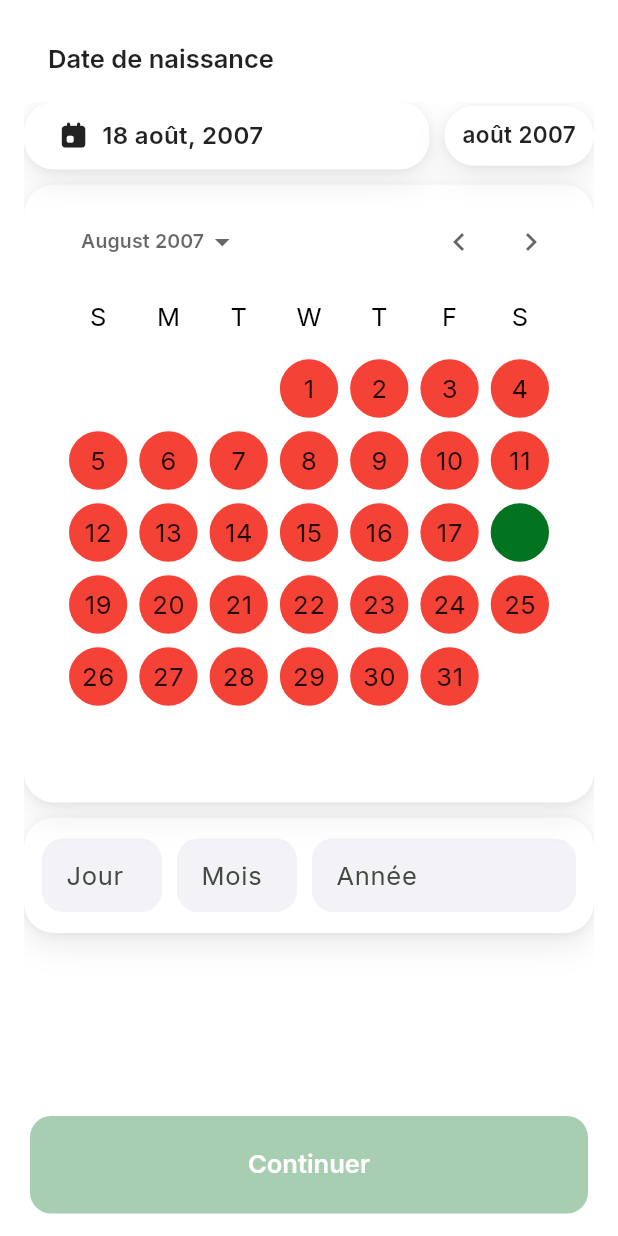
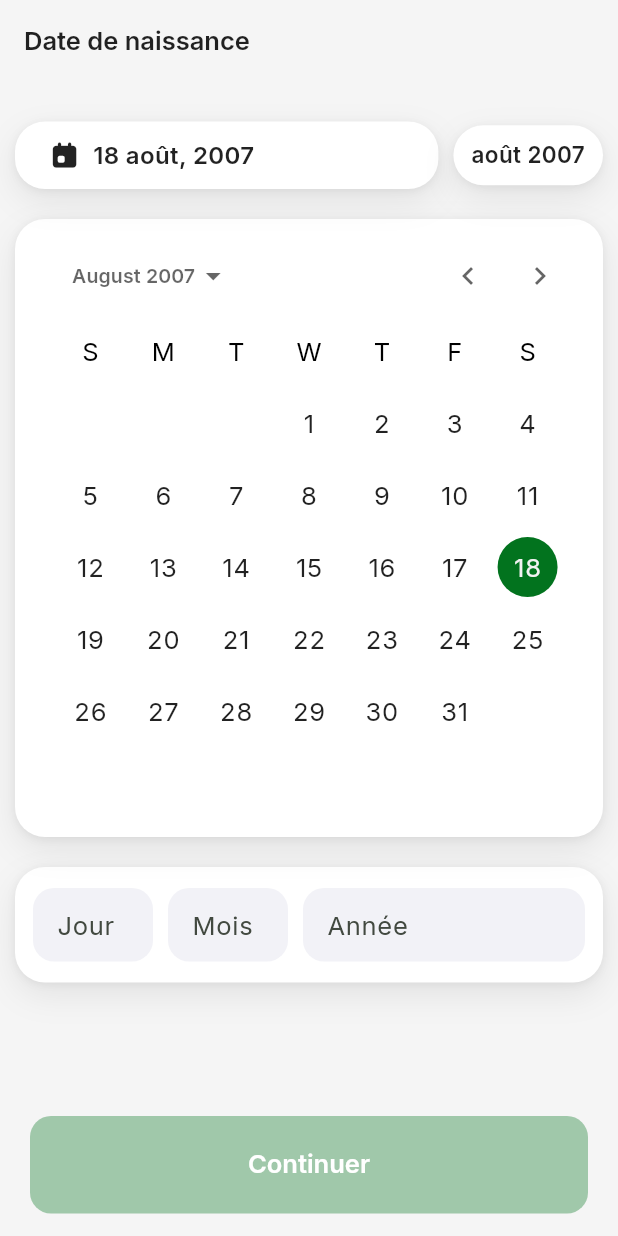
Before and after one commit to saturnedev12/push-kyc, a Flutter app: the screen it shows after launch, on a phone screen of 412 x 824 dp. Run offline on Flutter 3.47's test engine with Material 3 defaults, Android fonts, the phone set to English and light mode, and no system bars; drawn by our look-alikes of toastification; our stand-ins replace camera, connectivity_plus, dio, dotted_border, equatable, flutter_bloc and 11 more; missing offline and left inert: crop_your_image, google_mlkit_face_detection; accounts and stored records are empty; generated files the repository leaves out were written again.

Commit message:
[Birthdate] UI

```diff
--- a/lib/App/core/logic/kyc_doc_state.dart
+++ b/lib/App/core/logic/kyc_doc_state.dart
@@ -62,5 +62,9 @@ class KycDocState extends Equatable {
     pathVerso,
     pathPassport,
     validationOk,
+    pathSelfie,
+    birthYear,
+    birthMonth,
+    birthDay,
   ];
 }
--- a/lib/App/features/birthdate_page/presentation/birthdate_page.dart
+++ b/lib/App/features/birthdate_page/presentation/birthdate_page.dart
@@ -49,10 +49,10 @@ class _BirthdatePageState extends State<BirthdatePage> {
 
     return BlocBuilder<KycDocCubit, KycDocState>(
       buildWhen:
-          (p, n) =>
-              p.birthYear != n.birthYear ||
-              p.birthMonth != n.birthMonth ||
-              p.birthDay != n.birthDay,
+          (prev, curr) =>
+              prev.birthYear != curr.birthYear ||
+              prev.birthMonth != curr.birthMonth ||
+              prev.birthDay != curr.birthDay,
       builder: (context, state) {
         _syncControllers(state);
 
@@ -61,39 +61,48 @@ class _BirthdatePageState extends State<BirthdatePage> {
         final lastDate = _today;
 
         return Scaffold(
-          body: Padding(
-            padding: const EdgeInsets.fromLTRB(16, 12, 16, 0),
-            child: CustomScrollView(
+          backgroundColor: Colors.grey.shade100,
+
+          body: CustomScrollView(
+            keyboardDismissBehavior: ScrollViewKeyboardDismissBehavior.onDrag,
             slivers: [
               SliverAppBar(
                 title: Text('Date de naissance'),
                 pinned: true,
                 centerTitle: false,
+                backgroundColor: Colors.grey.shade100,
               ),
-                SliverToBoxAdapter(child: _Header(selected: selected)),
-                SliverGap(10),
-                SliverToBoxAdapter(
+              SliverGap(25),
+              SliverPadding(
+                padding: const EdgeInsets.symmetric(horizontal: 10),
+                sliver: SliverToBoxAdapter(child: _Header(selected: selected)),
+              ),
+              SliverGap(20),
+              SliverPadding(
+                padding: const EdgeInsets.symmetric(horizontal: 10),
+                sliver: SliverToBoxAdapter(
                   child: _IosCard(
                     radius: cardRadius,
+                    child: Material(
                       child: DatePickerTheme(
                         data: DatePickerThemeData(
                           backgroundColor: Colors.transparent,
                           headerForegroundColor: Colors.black87,
                           todayForegroundColor: WidgetStatePropertyAll(color),
-
                           rangeSelectionBackgroundColor: color.withOpacity(.12),
-
                           dayForegroundColor: WidgetStateProperty.resolveWith((
                             s,
                           ) {
-                          if (s.contains(WidgetState.selected)) return color;
+                            if (s.contains(WidgetState.selected)) {
+                              return AppTheme.kSurfaceLight;
+                            }
                             return Colors.black87;
                           }),
                           dayBackgroundColor: WidgetStateProperty.resolveWith((
                             s,
                           ) {
                             if (s.contains(WidgetState.selected)) return color;
-                          return Colors.red;
+                            return Colors.transparent;
                           }),
                           shape: RoundedRectangleBorder(
                             borderRadius: BorderRadius.circular(cardRadius),
@@ -104,13 +113,18 @@ class _BirthdatePageState extends State<BirthdatePage> {
                           firstDate: firstDate,
                           lastDate: lastDate,
                           onDateChanged:
-                            (d) => context.read<KycDocCubit>().setBirthDate(d),
+                              (d) =>
+                                  context.read<KycDocCubit>().setBirthDate(d),
                         ),
                       ),
                     ),
                   ),
-                SliverGap(10),
-                SliverToBoxAdapter(
+                ),
+              ),
+              SliverGap(20),
+              SliverPadding(
+                padding: const EdgeInsets.symmetric(horizontal: 10),
+                sliver: SliverToBoxAdapter(
                   child: _IosCard(
                     radius: cardRadius,
                     padding: const EdgeInsets.symmetric(
@@ -156,10 +170,9 @@ class _BirthdatePageState extends State<BirthdatePage> {
                     ),
                   ),
                 ),
-                SliverGap(10),
+              ),
               SliverGap(10),
             ],
-            ),
           ),
           bottomNavigationBar: Container(
             padding: const EdgeInsets.symmetric(
--- a/lib/main.dart
+++ b/lib/main.dart
@@ -3,10 +3,9 @@ import 'package:flutter/material.dart';
 import 'package:flutter_bloc/flutter_bloc.dart';
 import 'package:flutter_easyloading/flutter_easyloading.dart';
 import 'package:intl/date_symbol_data_local.dart';
-import 'package:push_kyc/App/core/config/injection.dart';
+import 'package:push_kyc/App/core/logic/kyc_doc_cubit.dart';
 import 'package:push_kyc/App/core/routers/app_router.dart';
 import 'package:push_kyc/App/core/themes/app_theme.dart';
-import 'package:push_kyc/App/core/logic/kyc_doc_cubit.dart';
 import 'package:toastification/toastification.dart';
 
 late List<CameraDescription> cameras;
```
Lines whose indentation alone changed are shown as unchanged.
